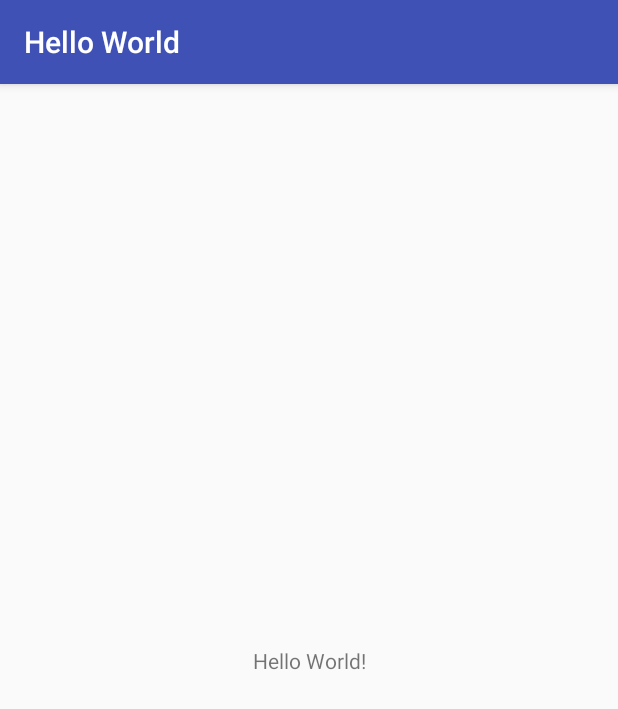
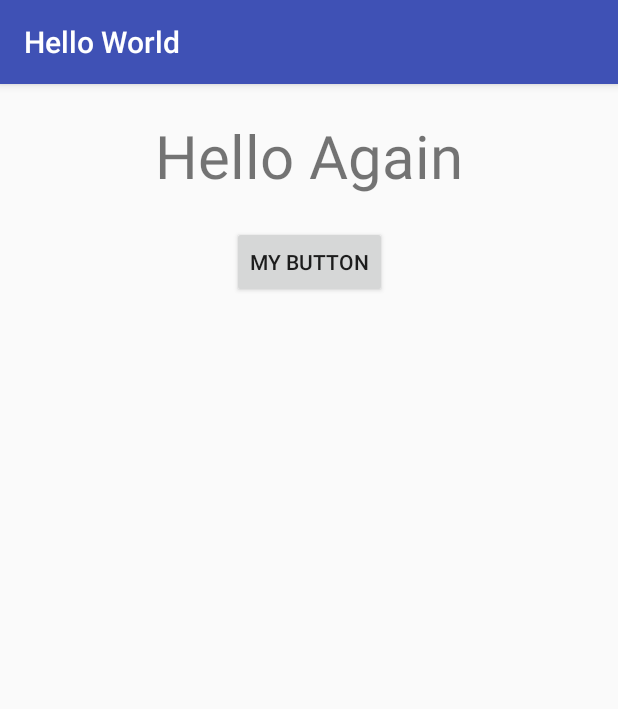
Before and after one commit to rbacklu/HelloWorld, an Android app: the screen it shows after launch (MainActivity), on a phone screen of 412 x 824 dp. Shown: the top 709 px of the screen. Run offline under Robolectric (Android 15) with nearby library versions, the phone set to English and light mode, and no system bars.

Commit message:
First commit

```diff
--- a/app/src/main/res/layout/activity_main.xml
+++ b/app/src/main/res/layout/activity_main.xml
@@ -9,10 +9,24 @@
     <TextView
         android:layout_width="wrap_content"
         android:layout_height="wrap_content"
-        android:text="Hello World!"
+        android:text="@string/hello_world"
+        android:textSize="40sp"
+        android:id="@+id/textView"
         app:layout_constraintBottom_toBottomOf="parent"
         app:layout_constraintLeft_toLeftOf="parent"
         app:layout_constraintRight_toRightOf="parent"
-        app:layout_constraintTop_toTopOf="parent" />
+        app:layout_constraintTop_toTopOf="parent"
+        app:layout_constraintVertical_bias="0.029" />
+
+    <Button
+        android:id="@+id/firstButton"
+        android:layout_width="wrap_content"
+        android:layout_height="wrap_content"
+        android:layout_marginTop="20dp"
+        android:text="@string/button_1_text"
+        app:layout_constraintTop_toBottomOf="@id/textView"
+        app:layout_constraintStart_toStartOf="@id/textView"
+        app:layout_constraintEnd_toEndOf="@id/textView"
+        tools:layout_editor_absoluteX="125dp" />
 
 </android.support.constraint.ConstraintLayout>
--- /dev/null
+++ b/app/src/main/res/values/dimens.xml
@@ -0,0 +1,6 @@
+<?xml version="1.0" encoding="utf-8"?>
+<resources>
+
+
+
+</resources>
--- a/app/src/main/res/values/strings.xml
+++ b/app/src/main/res/values/strings.xml
@@ -1,3 +1,5 @@
 <resources>
     <string name="app_name">Hello World</string>
+    <string name="hello_world">Hello Again</string>
+    <string name="button_1_text">My Button</string>
 </resources>
```
